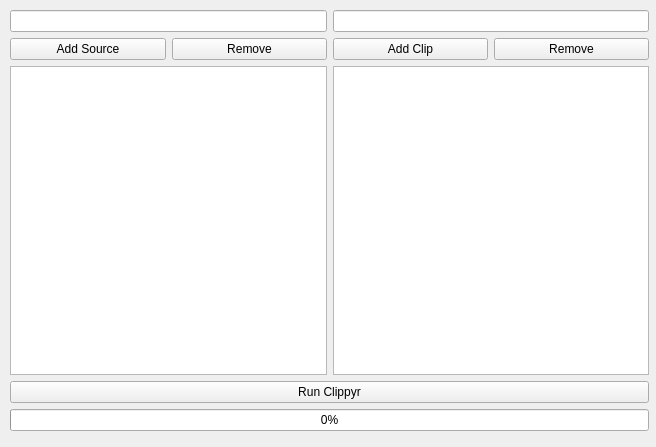
Before: the Qt Designer form mainwindow.ui in SeanFxyz/qlippyr, drawn with Qt 5.
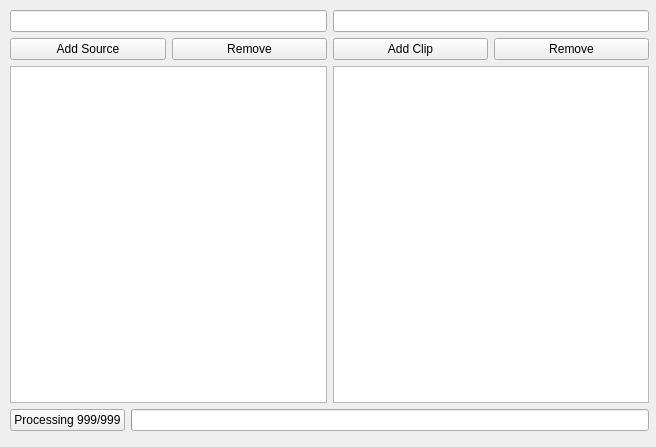
After: the same form once the commit is applied.

Commit message: Basic functionality accomplished. Changed interface layout. TODO: Fix the run button.

The edit to the form file:
```diff
--- a/mainwindow.ui
+++ b/mainwindow.ui
@@ -133,24 +133,40 @@
      </layout>
     </item>
     <item>
+     <layout class="QHBoxLayout" name="progressHBox">
+      <item>
      <widget class="QPushButton" name="runPushButton">
       <property name="sizePolicy">
-       <sizepolicy hsizetype="MinimumExpanding" vsizetype="Fixed">
+         <sizepolicy hsizetype="Fixed" vsizetype="Fixed">
         <horstretch>0</horstretch>
         <verstretch>0</verstretch>
        </sizepolicy>
       </property>
       <property name="text">
-       <string>Run Clippyr</string>
+         <string>Processing 999/999</string>
+        </property>
+        <property name="flat">
+         <bool>false</bool>
       </property>
      </widget>
     </item>
     <item>
      <widget class="QProgressBar" name="clippyrProgressBar">
+        <property name="sizePolicy">
+         <sizepolicy hsizetype="MinimumExpanding" vsizetype="Fixed">
+          <horstretch>0</horstretch>
+          <verstretch>0</verstretch>
+         </sizepolicy>
+        </property>
       <property name="value">
        <number>0</number>
       </property>
-     </widget>
+        <property name="textVisible">
+         <bool>false</bool>
+        </property>
+       </widget>
+      </item>
+     </layout>
     </item>
    </layout>
   </widget>
```
Lines whose indentation alone changed are shown as unchanged. The commit also changes 2 other files.
